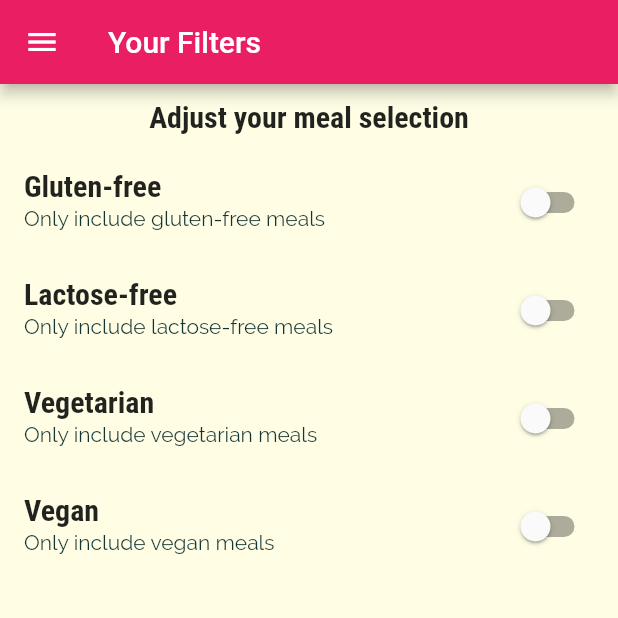
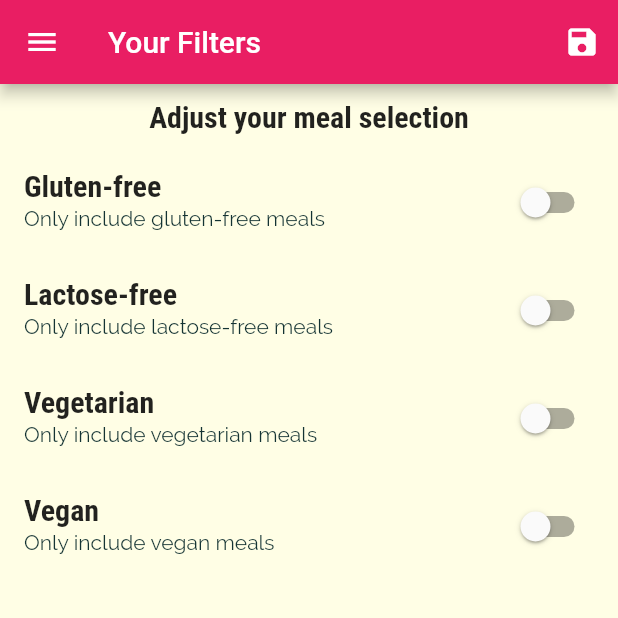
Before and after one commit to reza-salehipour/meal-app, a Flutter app: the FiltersScreen screen opened by its route, on a phone screen of 412 x 824 dp, the top half of it. Run offline on Flutter 3.47's test engine with Material 2 defaults, Android fonts, the phone set to English and light mode, and no system bars.

Commit message:
adding filters logic

```diff
--- a/lib/main.dart
+++ b/lib/main.dart
@@ -1,16 +1,55 @@
 import 'package:flutter/material.dart';
-import 'screens/filters_screen.dart';
 
 import 'screens/meal_detail_screen.dart';
 import 'screens/category_meals_screen.dart';
+import 'screens/tabs_screen.dart';
 import 'screens/filters_screen.dart';
-import 'screens/tabs_screen.dart';
+
+import './dummy_data.dart';
+
+import '../models/meal.dart';
 
 void main() {
   runApp(MyApp());
 }
 
-class MyApp extends StatelessWidget {
+class MyApp extends StatefulWidget {
+  @override
+  State<MyApp> createState() => _MyAppState();
+}
+
+class _MyAppState extends State<MyApp> {
+  Map<String, bool> _filters = {
+    'gluten': false,
+    'lactose': false,
+    'vegan': false,
+    'vegetarian': false,
+  };
+
+  List<Meal> _availableMeals = DUMMY_MEALS;
+
+  void _setFilters(Map<String, bool> filterData) {
+    setState(() {
+      _filters = filterData;
+
+      _availableMeals = DUMMY_MEALS.where((meal) {
+        if (_filters['gluten'] as bool && !meal.isGlutenFree) {
+          return false;
+        }
+        if (_filters['lactose'] as bool && !meal.isLactoseFree) {
+          return false;
+        }
+        if (_filters['vegan'] as bool && !meal.isVegan) {
+          return false;
+        }
+        if (_filters['vegetarian'] as bool && !meal.isVegetarian) {
+          return false;
+        }
+        return true;
+      }).toList();
+    });
+  }
+
   @override
   Widget build(BuildContext context) {
     return MaterialApp(
@@ -34,9 +73,10 @@ class MyApp extends StatelessWidget {
       initialRoute: '/',
       routes: {
         '/': (ctx) => TabsScreen(),
-        CategoryMealsScreen.routeName: (ctx) => CategoryMealsScreen(),
+        CategoryMealsScreen.routeName: (ctx) =>
+            CategoryMealsScreen(_availableMeals),
         MealDetailScreen.routeName: (ctx) => MealDetailScreen(),
-        FiltersScreen.routeName: (ctx) => FiltersScreen()
+        FiltersScreen.routeName: (ctx) => FiltersScreen(_filters, _setFilters)
       },
       onGenerateRoute: (settings) {
         print(settings.arguments);
--- a/lib/screens/filters_screen.dart
+++ b/lib/screens/filters_screen.dart
@@ -4,6 +4,11 @@ import '../widgets/main_drawer.dart';
 
 class FiltersScreen extends StatefulWidget {
   static const routeName = 'filters';
+
+  final Function saveFilters;
+  final Map<String, bool> currentFilters;
+
+  FiltersScreen(this.currentFilters, this.saveFilters);
 
   @override
   State<FiltersScreen> createState() => _FiltersScreenState();
@@ -14,6 +19,16 @@ class _FiltersScreenState extends State<FiltersScreen> {
   var _vegetarian = false;
   var _vegan = false;
   var _lactoseFree = false;
+
+  @override
+  void initState() {
+    _glutenFree = widget.currentFilters['gluten']!;
+    _lactoseFree = widget.currentFilters['lactose']!;
+    _vegetarian = widget.currentFilters['vegetarian']!;
+    _vegan = widget.currentFilters['vegan']!;
+
+    super.initState();
+  }
 
   Widget _buildSwitchListTile(
       String title, String description, bool currentValue, var updateValue) {
@@ -28,7 +43,20 @@ class _FiltersScreenState extends State<FiltersScreen> {
   Widget build(BuildContext context) {
     return Scaffold(
       appBar: AppBar(
-        title: Text('Your Filters'),
+        title: const Text('Your Filters'),
+        actions: [
+          IconButton(
+              onPressed: () {
+                final selectedFilters = {
+                  'gluten': _glutenFree,
+                  'lactose': _lactoseFree,
+                  'vegan': _vegan,
+                  'vegetarian': _vegetarian,
+                };
+                widget.saveFilters(selectedFilters);
+              },
+              icon: const Icon(Icons.save))
+        ],
       ),
       drawer: MainDrawer(),
       body: Column(
```
Also changed, not shown: lib/screens/category_meals_screen.dart (+6 -2 lines).
